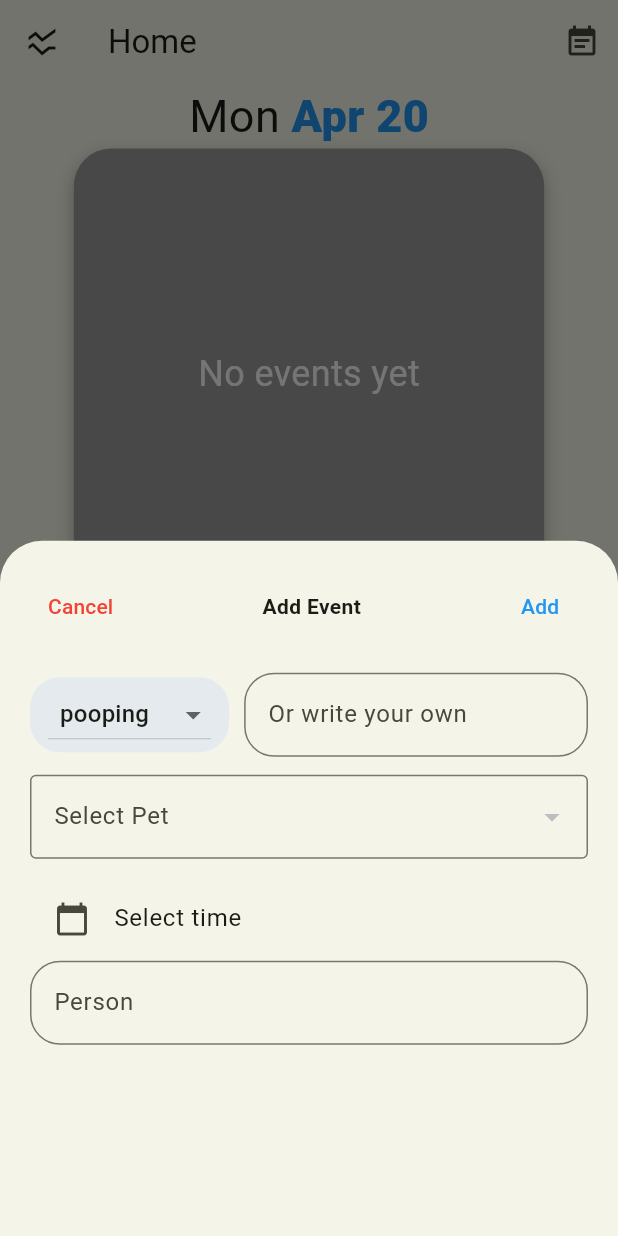
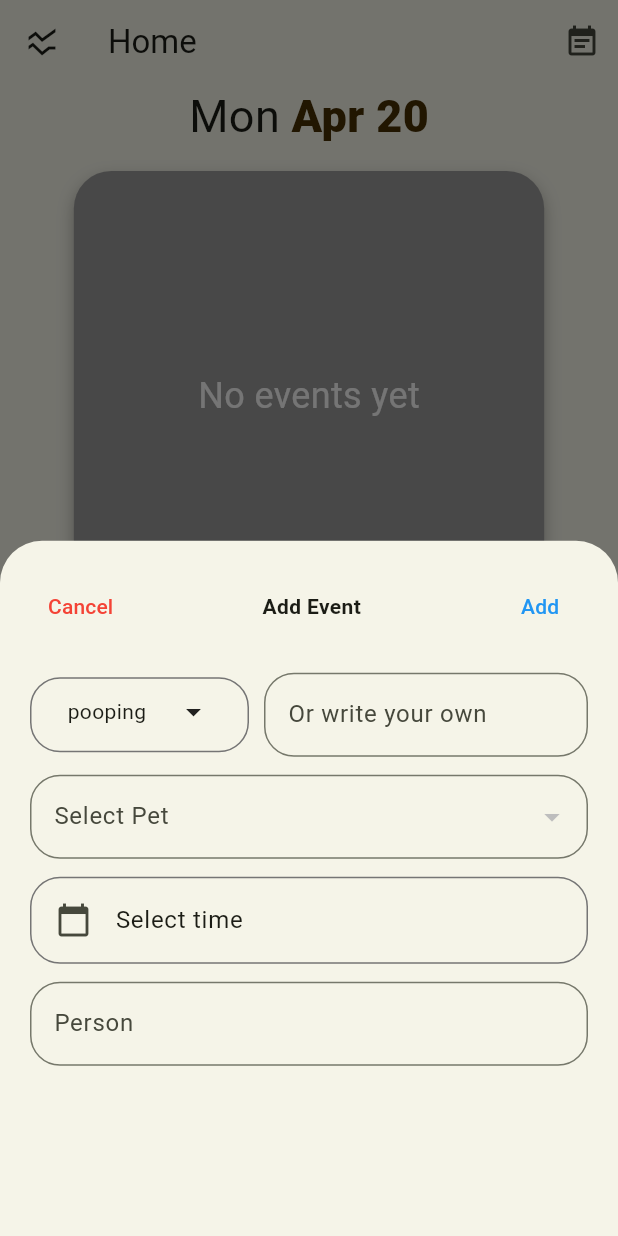
Before and after one commit to tpham66/furmate, a Flutter app: the Home screen opened by its route, after a tap on the "add" icon, on a phone screen of 412 x 824 dp. Run offline on Flutter 3.47's test engine with Material 3 defaults, Android fonts, the phone set to English and light mode, and no system bars; drawn by our look-alikes of smooth_page_indicator; our stand-ins replace cloud_firestore, firebase_auth, firebase_core, flutter_pw_validator, get, google_sign_in and 1 more; missing offline and left inert: flutter_facebook_auth; accounts and stored records are empty.

Commit message:
update event UI

```diff
--- a/lib/screens/change_password.dart
+++ b/lib/screens/change_password.dart
@@ -9,8 +9,8 @@ class ChangePassword extends StatefulWidget {
 }
 
 class ChangePasswordState extends State<ChangePassword> {
-  TextEditingController _passwordController = TextEditingController();
-  TextEditingController _currPasswordController = TextEditingController();
+  final TextEditingController _passwordController = TextEditingController();
+  final TextEditingController _currPasswordController = TextEditingController();
 
   ///Passing a key to access the validate function
   final GlobalKey<FlutterPwValidatorState> validatorKey =
--- a/lib/screens/home.dart
+++ b/lib/screens/home.dart
@@ -52,7 +52,7 @@ class HomeState extends State<Home> {
         }).toList();
       });
     } catch (e) {
-      if (!context.mounted) return;
+      if (!mounted) return;
       showDialog(
         context: context,
         builder: (context) => const ErrorDialog(
@@ -83,7 +83,7 @@ class HomeState extends State<Home> {
         }).toList();
       });
     } catch (e) {
-      if (!context.mounted) return;
+      if (!mounted) return;
       showDialog(
         context: context,
         builder: (context) => const ErrorDialog(
@@ -164,7 +164,7 @@ class HomeState extends State<Home> {
               events.sort((a, b) => a.time.compareTo(b.time));
             });
           } catch (e) {
-            if (!context.mounted) return;
+            if (!mounted) return;
             showDialog(
               context: context,
               builder: (context) => const ErrorDialog(
--- a/lib/widgets/general/button.dart
+++ b/lib/widgets/general/button.dart
@@ -9,7 +9,7 @@ class CustomButton extends StatelessWidget {
   final Color borderColor;
 
   const CustomButton({
-    Key? key,
+    super.key,
     required this.label,
     required this.onTap,
     required this.width,
@@ -19,7 +19,7 @@ class CustomButton extends StatelessWidget {
       colors: [Color(0xFFFCE8AD), Color(0xFFDDA853)],
     ),
     this.borderColor = Colors.black,
-  }) : super(key: key);
+  });
 
   @override
   Widget build(BuildContext context) {
--- a/lib/widgets/general/dropdown_box.dart
+++ b/lib/widgets/general/dropdown_box.dart
@@ -2,9 +2,8 @@ import 'package:flutter/material.dart';
 import '../../services/events/activities.dart';
 
 class DropdownBox extends StatelessWidget {
-  final Activity tag; // Current selected activity
-  final ValueChanged<Activity?>
-      onChanged; // Callback when a new item is selected
+  final Activity tag;
+  final ValueChanged<Activity?> onChanged;
 
   const DropdownBox({
     super.key,
@@ -14,25 +13,57 @@ class DropdownBox extends StatelessWidget {
 
   @override
   Widget build(BuildContext context) {
-    return DropdownButton<Activity>(
-        value: tag, // Safely handle if tag is null
-        onChanged: onChanged,
-        items: Activity.values.map((activity) {
-          return DropdownMenuItem<Activity>(
-            value: activity,
+    return SizedBox(
+      width: 120, // adjust as needed
+      child: MenuAnchor(
+        alignmentOffset: const Offset(0, 4),
+        style: MenuStyle(
+          alignment: AlignmentDirectional.bottomStart,
+          backgroundColor: const WidgetStatePropertyAll(Colors.white),
+          elevation: const WidgetStatePropertyAll(8),
+          minimumSize: const WidgetStatePropertyAll(Size(120, 0)),
+          shape: WidgetStatePropertyAll(
+            RoundedRectangleBorder(
+              borderRadius: BorderRadius.circular(16),
+            ),
+          ),
+          padding: const WidgetStatePropertyAll(
+            EdgeInsets.symmetric(vertical: 8),
+          ),
+        ),
+        menuChildren: Activity.values.map((activity) {
+          final isSelected = activity == tag;
+
+          return MenuItemButton(
+            onPressed: () => onChanged(activity),
+            trailingIcon: isSelected ? const Icon(Icons.check, size: 18) : null,
             child: Text(activity.name),
           );
         }).toList(),
-        selectedItemBuilder: (BuildContext context) {
-          return Activity.values.map((activity) {
-            return Row(
-              children: [
-                const SizedBox(width: 8), // Space between icon and text
-                Text(activity.name),
-                const SizedBox(width: 10),
-              ],
-            );
-          }).toList();
-        });
+        builder: (context, controller, child) {
+          return InkWell(
+            borderRadius: BorderRadius.circular(12),
+            onTap: () {
+              if (controller.isOpen) {
+                controller.close();
+              } else {
+                controller.open();
+              }
+            },
+            child: Container(
+              width: double.infinity,
+              padding: const EdgeInsets.symmetric(horizontal: 12, vertical: 10),
+              child: Row(
+                mainAxisAlignment: MainAxisAlignment.spaceBetween,
+                children: [
+                  Text(tag.name),
+                  const Icon(Icons.arrow_drop_down),
+                ],
+              ),
+            ),
+          );
+        },
+      ),
+    );
   }
 }
--- a/lib/widgets/general/interactive_logo.dart
+++ b/lib/widgets/general/interactive_logo.dart
@@ -1,6 +1,8 @@
 import 'package:flutter/material.dart';
 
 class InteractiveLogo extends StatefulWidget {
+  const InteractiveLogo({super.key});
+
   @override
   InteractiveLogoState createState() => InteractiveLogoState();
 }
--- a/lib/widgets/home/custom_date.dart
+++ b/lib/widgets/home/custom_date.dart
@@ -17,7 +17,7 @@ class CurrentDateHeading extends StatelessWidget {
             text: DateFormat('MMM d').format(date),
             style: const TextStyle(
               fontWeight: FontWeight.w800,
-              color: Colors.blue,
+              color: Color.fromARGB(255, 71, 47, 3),
             ),
           ),
         ],
--- a/lib/widgets/home/event_sheet.dart
+++ b/lib/widgets/home/event_sheet.dart
@@ -62,7 +62,7 @@ class EventSheetState extends State<EventSheet> {
                       ? _otherActivity.text
                       : selectedTag.name;
 
-                  if (activity.isEmpty || selectedPet == null || selectedDate == null) {
+                  if (activity.isEmpty || selectedPet == null || selectedDate == null || _person.text.trim().isEmpty) {
                     showDialog(
                       context: context,
                       builder: (context) => const ErrorDialog(
@@ -91,11 +91,11 @@ class EventSheetState extends State<EventSheet> {
           Row(
             children: [
               Container(
-                alignment: Alignment.center,
+                alignment: Alignment.topLeft,
                 height: 50,
                 padding: const EdgeInsets.symmetric(horizontal: 12),
                 decoration: BoxDecoration(
-                  color: const Color.fromARGB(255, 229, 234, 239),
+                  border: Border.all(color: Colors.grey.shade600),
                   borderRadius: BorderRadius.circular(20),
                 ),
                 child: DropdownBox(
@@ -130,30 +130,38 @@ class EventSheetState extends State<EventSheet> {
                 selectedPet = value;
               });
             },
-            decoration: const InputDecoration(
+            decoration: InputDecoration(
               labelText: 'Select Pet',
-              border: OutlineInputBorder(),
+              border: OutlineInputBorder(borderRadius: BorderRadius.circular(20)),
             ),
           ),
           const SizedBox(height: 12),
-          ListTile(
+          Container(
+            decoration: BoxDecoration(
+              border: Border.all(color: Colors.grey.shade600),
+              borderRadius: BorderRadius.circular(20),
+            ),
+            child: ListTile(
               leading: const Icon(Icons.calendar_today),
               title: Text(selectedDate == null
                   ? 'Select time'
                   : '${selectedDate!.toLocal()}'.split('.')[0]),
+              shape: RoundedRectangleBorder(borderRadius: BorderRadius.circular(20)),
               onTap: () async {
                 final pickedDate = await showDatePicker(
                   context: context,
                   initialDate: DateTime.now(),
-                firstDate: DateTime(2020),
+                  firstDate: DateTime.now(),
                   lastDate: DateTime(2100),
                 );
-              if (pickedDate != null) {
+                if (!mounted || pickedDate == null) return;
+
                 final pickedTime = await showTimePicker(
                   context: context,
                   initialTime: TimeOfDay.now(),
                 );
-                if (pickedTime != null) {
+                if (!mounted || pickedTime == null) return;
+
                 setState(() {
                   selectedDate = DateTime(
                     pickedDate.year,
@@ -163,10 +171,10 @@ class EventSheetState extends State<EventSheet> {
                     pickedTime.minute,
                   );
                 });
-                }
-              }
               },
             ),
+          ),
+          const SizedBox(height: 12),
           Expanded(
             child: TextField(
               controller: _person,
--- a/pubspec.yaml
+++ b/pubspec.yaml
@@ -46,6 +46,7 @@ dependencies:
   shared_preferences: ^2.0.0
   smooth_page_indicator: ^1.0.0+2
   uuid: ^4.2.1
+  url_launcher: ^6.3.2
 
 dev_dependencies:
   flutter_test:
```
Also changed, not shown: lib/screens/settings.dart (+29 -5 lines), lib/services/settings/enable_notifications.dart (+9 -14 lines), lib/widgets/home/event_page_view.dart (+20 -6 lines), pubspec.lock, 6 other files. Lines whose indentation alone changed are shown as unchanged.
